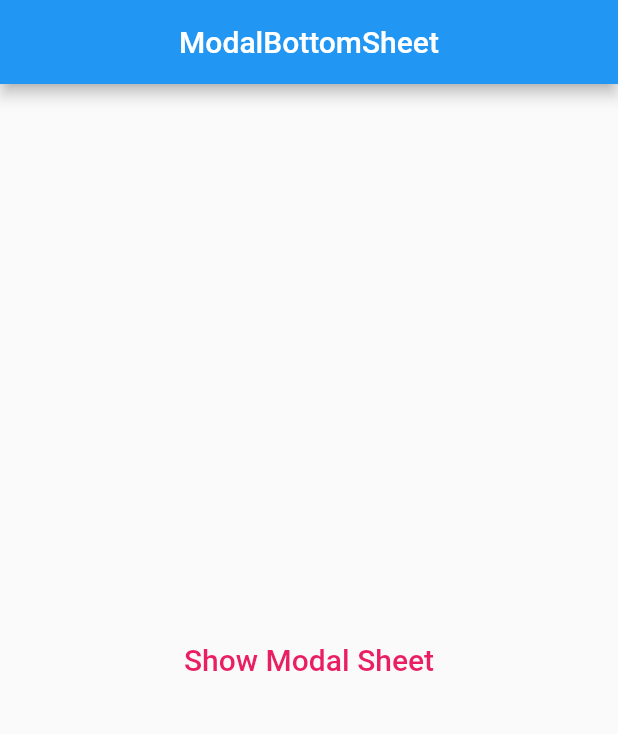
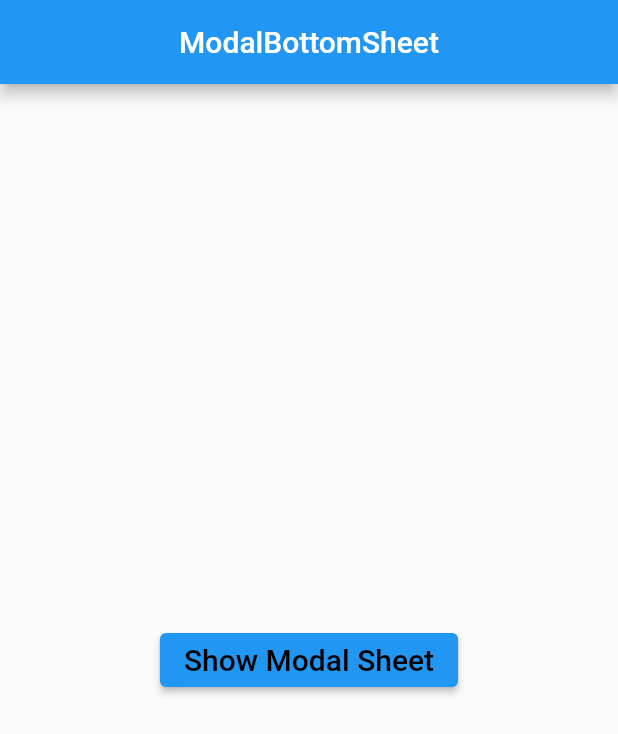
Before and after one commit to MRMostakim1406204/ModalBottomSheet-Widget, a Flutter app: the screen it shows after launch, on a phone screen of 412 x 824 dp. Shown: the top 734 px of the screen. Run offline on Flutter 3.47's test engine with Material 2 defaults, Android fonts, the phone set to English and light mode, and no system bars.

Commit message:
ModalBottomSheet-Widget

```diff
--- a/lib/homePage.dart
+++ b/lib/homePage.dart
@@ -16,7 +16,9 @@ class _HomePageState extends State<HomePage> {
         centerTitle: true,
       ),
       body: Center(
-        child: TextButton(onPressed: (){
+        child: ElevatedButton(
+
+          onPressed: (){
          showModalBottomSheet(context: context,
           builder: (context){
           return Column(
@@ -75,7 +77,7 @@ class _HomePageState extends State<HomePage> {
 
         }, //nicer child textbutton ar button
          child: Text("Show Modal Sheet",style: TextStyle(
-          fontSize: 20,color: Colors.pink,
+          fontSize: 20,color: Colors.black,
          ),)),
       ),
     );
```
